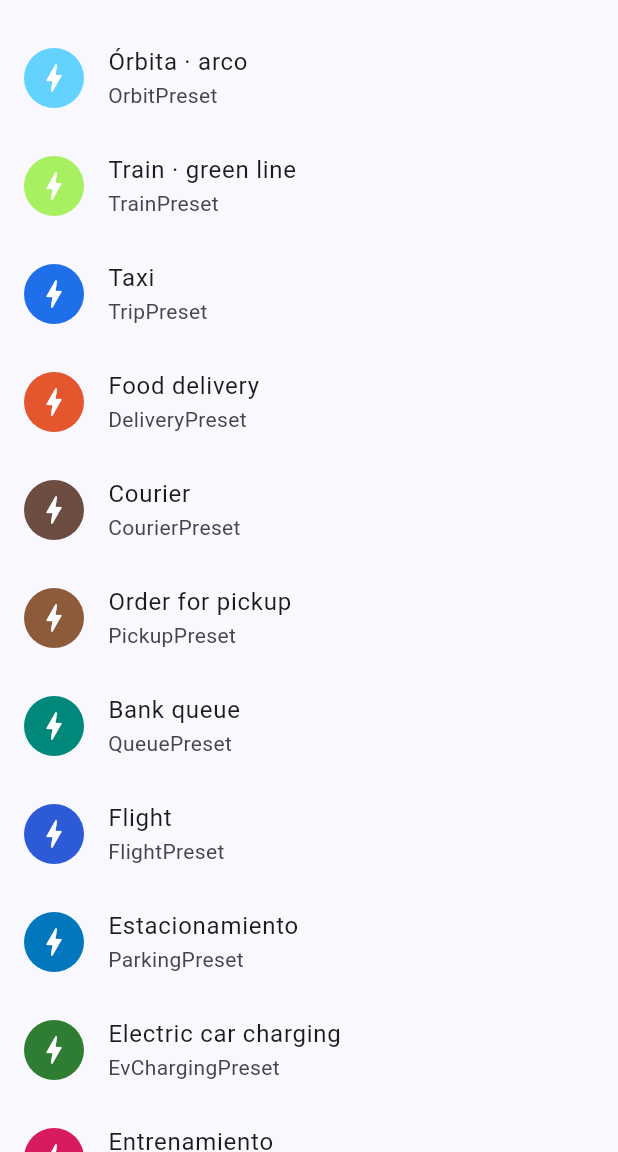
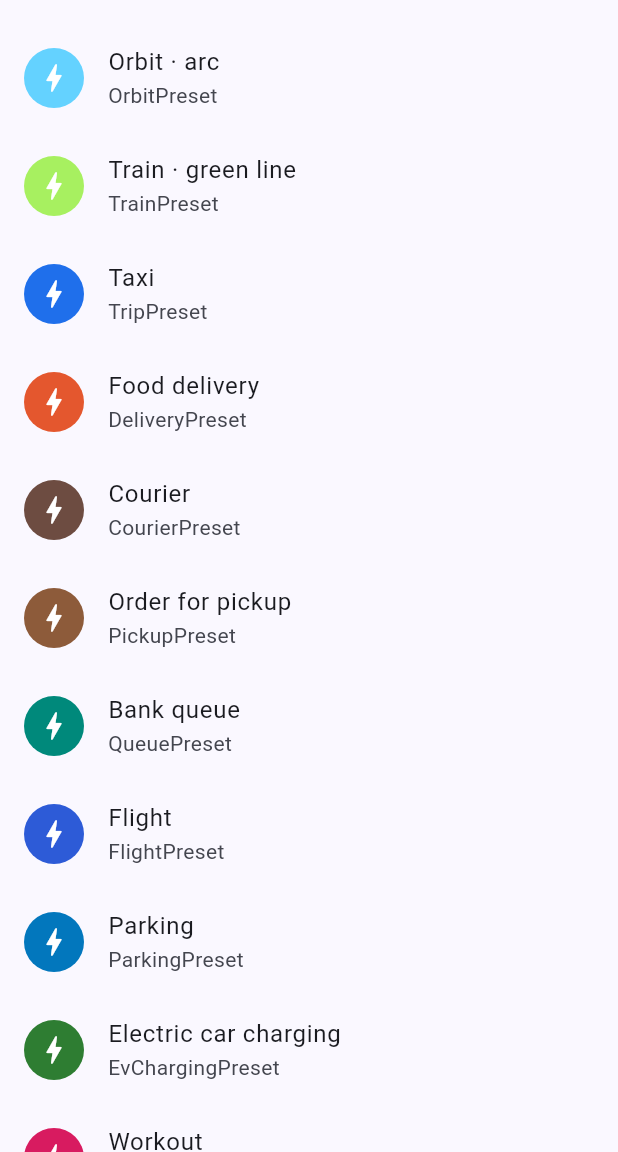
Before and after one commit to VMichael1999/live_island, a Flutter app: the screen it shows after launch, scrolled down 1152 dp, on a phone screen of 412 x 824 dp, the part 84-1236 px from its top. Run offline on Flutter 3.47's test engine with Material 3 defaults, Android fonts, the phone set to English and light mode, and no system bars; our stand-ins replace path_drawing.

Commit message:
docs(ejemplo): los títulos que quedaban en español en el catálogo pasan a inglés

```diff
--- a/example/lib/catalog.dart
+++ b/example/lib/catalog.dart
@@ -139,7 +139,7 @@ final catalog = <CatalogEntry>[
   ),
   CatalogEntry(
     'orbit',
-    'Órbita · arco',
+    'Orbit · arc',
     (a, b) => OrbitPreset(accent: _a(a, const OrbitPreset().accent)),
   ),
   // Un preset de la galería con la barra reestilizada: así queda una línea de tren.
@@ -200,7 +200,7 @@ final catalog = <CatalogEntry>[
   ),
   CatalogEntry(
     'parking',
-    'Estacionamiento',
+    'Parking',
     (a, b) => ParkingPreset(
       accent: _a(a, const ParkingPreset().accent),
       lockBackground: b ?? LiveBackground.system,
@@ -216,7 +216,7 @@ final catalog = <CatalogEntry>[
   ),
   CatalogEntry(
     'workout',
-    'Entrenamiento',
+    'Workout',
     (a, b) => WorkoutPreset(
       accent: _a(a, const WorkoutPreset().accent),
       lockBackground: b ?? LiveBackground.system,
```
